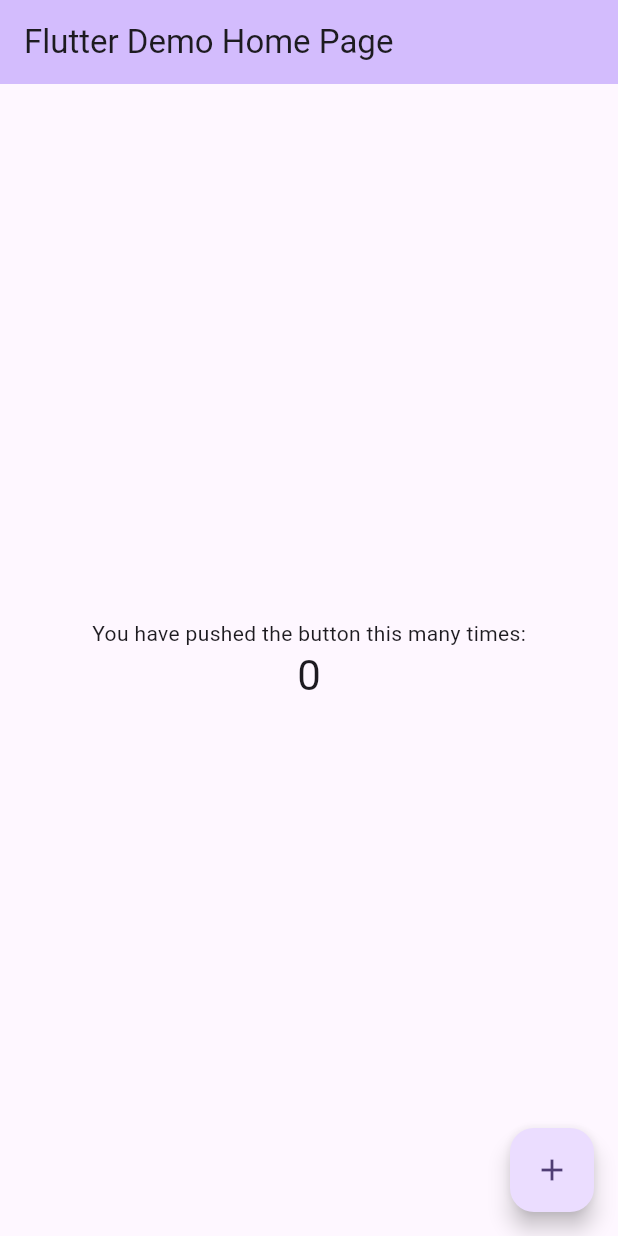
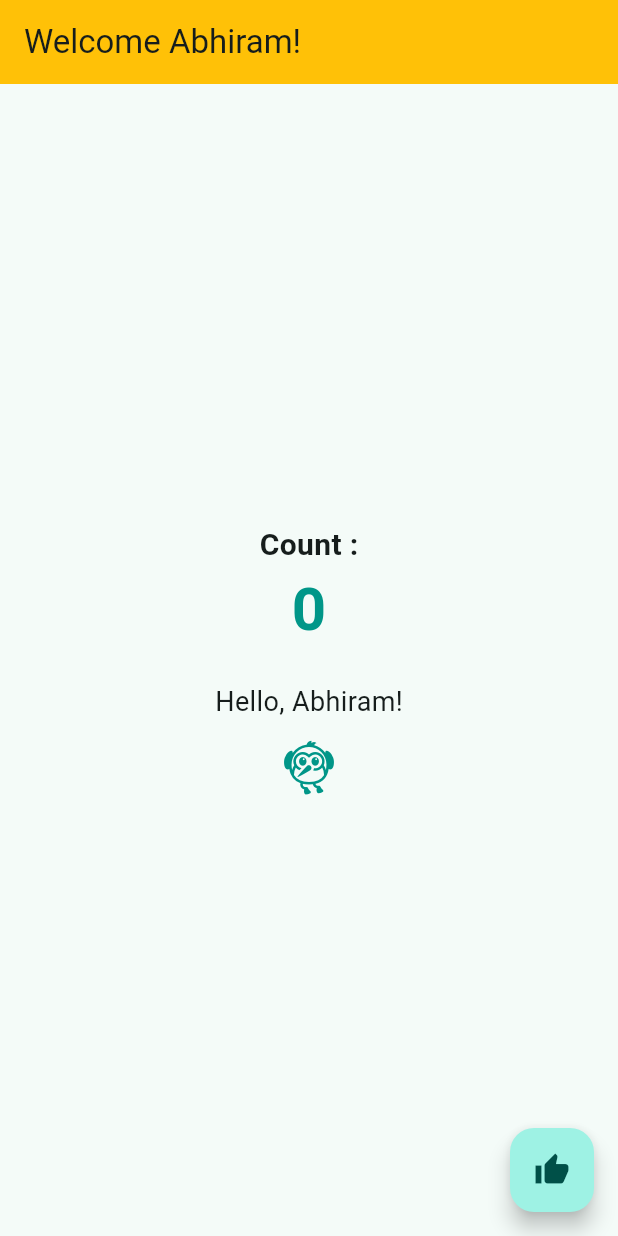
Before and after one commit to abhiramanil369/Week6, a Flutter app: the screen it shows after launch, on a phone screen of 412 x 824 dp. Run offline on Flutter 3.47's test engine with Material 3 defaults, Android fonts, the phone set to English and light mode, and no system bars.

Commit message:
final draft

```diff
--- a/June13/my_first_app/lib/main.dart
+++ b/June13/my_first_app/lib/main.dart
@@ -28,9 +28,10 @@ class MyApp extends StatelessWidget {
         //
         // This works for code too, not just values: Most code changes can be
         // tested with just a hot reload.
-        colorScheme: ColorScheme.fromSeed(seedColor: Colors.deepPurple),
+        colorScheme: ColorScheme.fromSeed(seedColor: Colors.teal),
+        useMaterial3: true,
       ),
-      home: const MyHomePage(title: 'Flutter Demo Home Page'),
+      home: const MyHomePage(title: 'Welcome Abhiram!'),
     );
   }
 }
@@ -80,7 +81,7 @@ class _MyHomePageState extends State<MyHomePage> {
         // TRY THIS: Try changing the color here to a specific color (to
         // Colors.amber, perhaps?) and trigger a hot reload to see the AppBar
         // change color while the other colors stay the same.
-        backgroundColor: Theme.of(context).colorScheme.inversePrimary,
+        backgroundColor: Colors.amber,
         // Here we take the value from the MyHomePage object that was created by
         // the App.build method, and use it to set our appbar title.
         title: Text(widget.title),
@@ -104,18 +105,31 @@ class _MyHomePageState extends State<MyHomePage> {
           // wireframe for each widget.
           mainAxisAlignment: MainAxisAlignment.center,
           children: <Widget>[
-            const Text('You have pushed the button this many times:'),
+            const Text('Count :',
+                        style: TextStyle(fontSize: 20,fontWeight:FontWeight.bold)
+                      ),
             Text(
               '$_counter',
-              style: Theme.of(context).textTheme.headlineMedium,
+              style: const TextStyle(
+                fontSize: 40,
+                color: Colors.teal,
+                fontWeight: FontWeight.bold,
+              ),
             ),
+            const SizedBox(height:20),
+            const Text(
+              'Hello, Abhiram!',
+              style: TextStyle(fontSize:18),
+            ),
+            const SizedBox(height:10),
+            const Icon(Icons.flutter_dash, size:40,color:Colors.teal),
           ],
         ),
       ),
       floatingActionButton: FloatingActionButton(
         onPressed: _incrementCounter,
-        tooltip: 'Increment',
-        child: const Icon(Icons.add),
+        tooltip: 'Like',
+        child: const Icon(Icons.thumb_up),
       ), // This trailing comma makes auto-formatting nicer for build methods.
     );
   }
```
